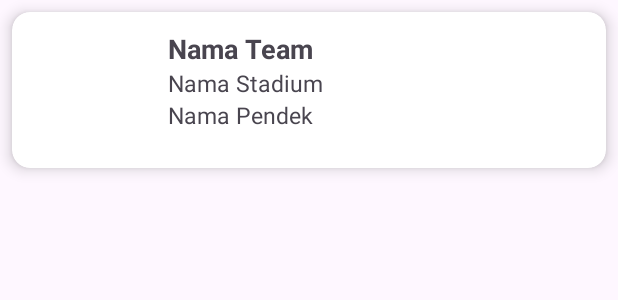
After one commit to ASenoJati/TryOutPAS_02_10, an Android app: the layout tim_item_layout.xml on its own in the app's theme, with its tools: preview values and no code run, on a phone screen of 412 x 824 dp. The commit adds this screen. Shown: the top 300 px of the screen. Run offline under Robolectric (Android 15) with nearby library versions, the phone set to English and light mode, and no system bars.

Commit message:
feat [BANYU] tim

```diff
--- a/app/build.gradle.kts
+++ b/app/build.gradle.kts
@@ -32,6 +32,11 @@ android {
 }
 
 dependencies {
+    // add retrofit
+    implementation ("com.squareup.retrofit2:retrofit:2.9.0")
+    implementation ("com.squareup.retrofit2:converter-gson:2.9.0")
+    implementation ("com.github.bumptech.glide:glide:4.15.1")
+    annotationProcessor ("com.github.bumptech.glide:compiler:4.15.1")
     implementation("com.google.android.material:material:1.11.0")
     implementation(libs.appcompat)
     implementation(libs.material)
--- a/app/src/main/AndroidManifest.xml
+++ b/app/src/main/AndroidManifest.xml
@@ -1,6 +1,8 @@
 <?xml version="1.0" encoding="utf-8"?>
 <manifest xmlns:android="http://schemas.android.com/apk/res/android"
     xmlns:tools="http://schemas.android.com/tools">
+
+    <uses-permission android:name="android.permission.INTERNET"/>
 
     <application
         android:allowBackup="true"
--- /dev/null
+++ b/app/src/main/res/layout/tim_item_layout.xml
@@ -0,0 +1,54 @@
+<?xml version="1.0" encoding="utf-8"?>
+<androidx.cardview.widget.CardView xmlns:android="http://schemas.android.com/apk/res/android"
+    xmlns:app="http://schemas.android.com/apk/res-auto"
+    android:layout_width="match_parent"
+    android:layout_height="wrap_content"
+    android:layout_margin="8dp"
+    app:cardCornerRadius="12dp"
+    app:cardElevation="6dp">
+
+    <LinearLayout
+        android:layout_width="match_parent"
+        android:layout_height="wrap_content"
+        android:orientation="horizontal"
+        android:padding="12dp">
+
+        <ImageView
+            android:id="@+id/ivBadge"
+            android:layout_width="80dp"
+            android:layout_height="80dp"
+            android:layout_marginEnd="12dp"
+            android:scaleType="centerCrop"
+            android:contentDescription="Team Badge"/>
+
+        <LinearLayout
+            android:layout_width="0dp"
+            android:layout_height="wrap_content"
+            android:layout_weight="1"
+            android:orientation="vertical">
+
+            <TextView
+                android:id="@+id/tvNamaTeam"
+                android:layout_width="wrap_content"
+                android:layout_height="wrap_content"
+                android:text="Nama Team"
+                android:textSize="18sp"
+                android:textStyle="bold" />
+
+            <TextView
+                android:id="@+id/tvNamaStadium"
+                android:layout_width="wrap_content"
+                android:layout_height="wrap_content"
+                android:text="Nama Stadium"
+                android:textSize="15sp" />
+
+            <TextView
+                android:id="@+id/tvNamaPendek"
+                android:layout_width="wrap_content"
+                android:layout_height="wrap_content"
+                android:text="Nama Pendek"
+                android:textSize="15sp" />
+
+        </LinearLayout>
+    </LinearLayout>
+</androidx.cardview.widget.CardView>
```
Also changed, not shown: app/src/main/java/com/example/tryoutpas_02_10/RetrofitClient.java (added, +19 -0 lines), app/src/main/java/com/example/tryoutpas_02_10/SoccerAPI.java (added, +10 -0 lines), app/src/main/java/com/example/tryoutpas_02_10/SoccerResponse.java (added, +14 -0 lines), app/src/main/java/com/example/tryoutpas_02_10/TimAdapter.java (added, +56 -0 lines), app/src/main/java/com/example/tryoutpas_02_10/TimFragment.java (+42 -0 lines), app/src/main/java/com/example/tryoutpas_02_10/TimModel.java (added, +33 -0 lines), app/src/main/res/layout/fragment_tim.xml (+13 -3 lines), 1 other file.
